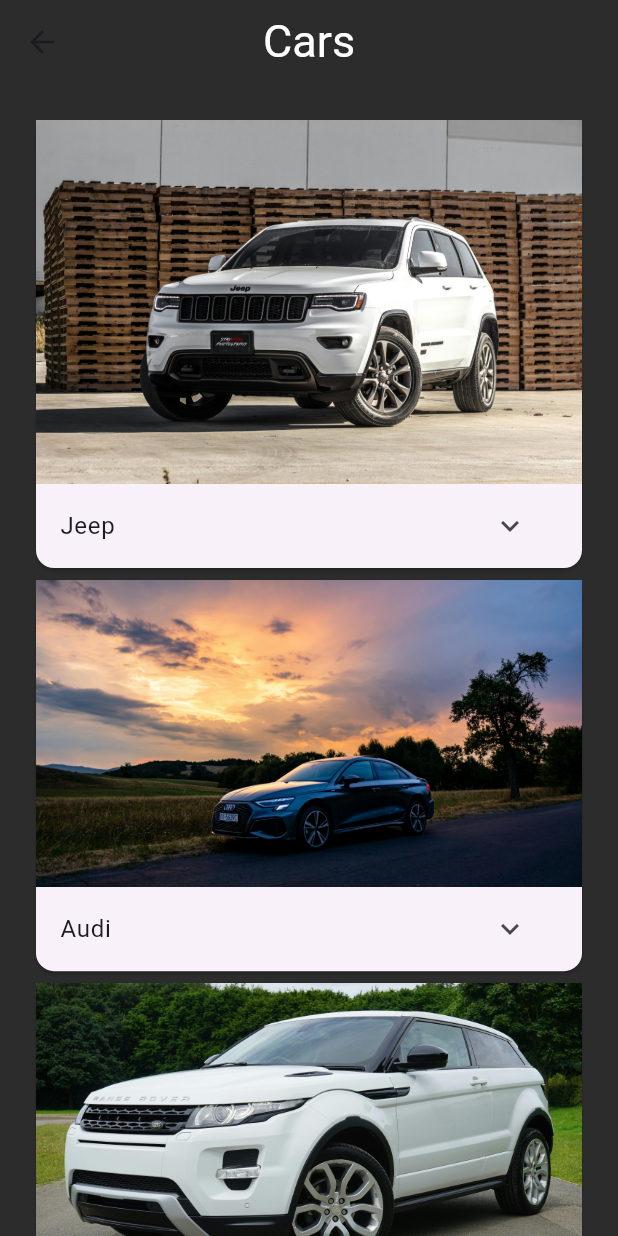
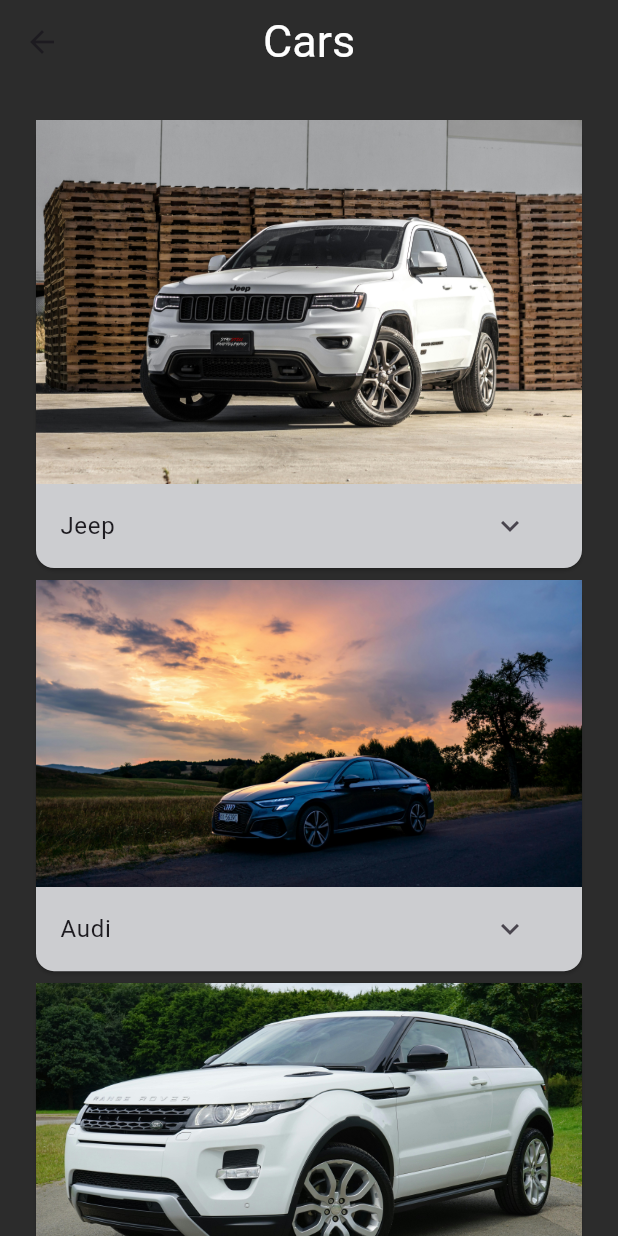
Before and after one commit to JonathanMarkovic/luxury-chauffeur, a Flutter app: the CarsScreen screen opened directly, on a phone screen of 412 x 824 dp. Run offline on Flutter 3.47's test engine with Material 3 defaults, Android fonts, the phone set to English and light mode, and no system bars; our stand-ins replace cloud_firestore, firebase_auth, firebase_core, rxdart; accounts and stored records are empty.

Commit message:
Added styling to cars screen

```diff
--- a/lib/cars_screen.dart
+++ b/lib/cars_screen.dart
@@ -25,6 +25,7 @@ class _CarsScreenState extends State<CarsScreen> {
             crossAxisAlignment: CrossAxisAlignment.center,
             children: [
               Card(
+                color: AppColors.accentGrayHover,
                 child: Column(
                   mainAxisAlignment: MainAxisAlignment.spaceEvenly,
                   children: [
@@ -36,6 +37,7 @@ class _CarsScreenState extends State<CarsScreen> {
                 ),
               ),
               Card(
+                color: AppColors.accentGrayHover,
                 child: Column(
                   mainAxisAlignment: MainAxisAlignment.spaceEvenly,
                   children: [
@@ -48,6 +50,7 @@ class _CarsScreenState extends State<CarsScreen> {
                 ),
               ),
               Card(
+                color: AppColors.accentGrayHover,
                 child: Column(
                   mainAxisAlignment: MainAxisAlignment.spaceEvenly,
                   children: [
```
